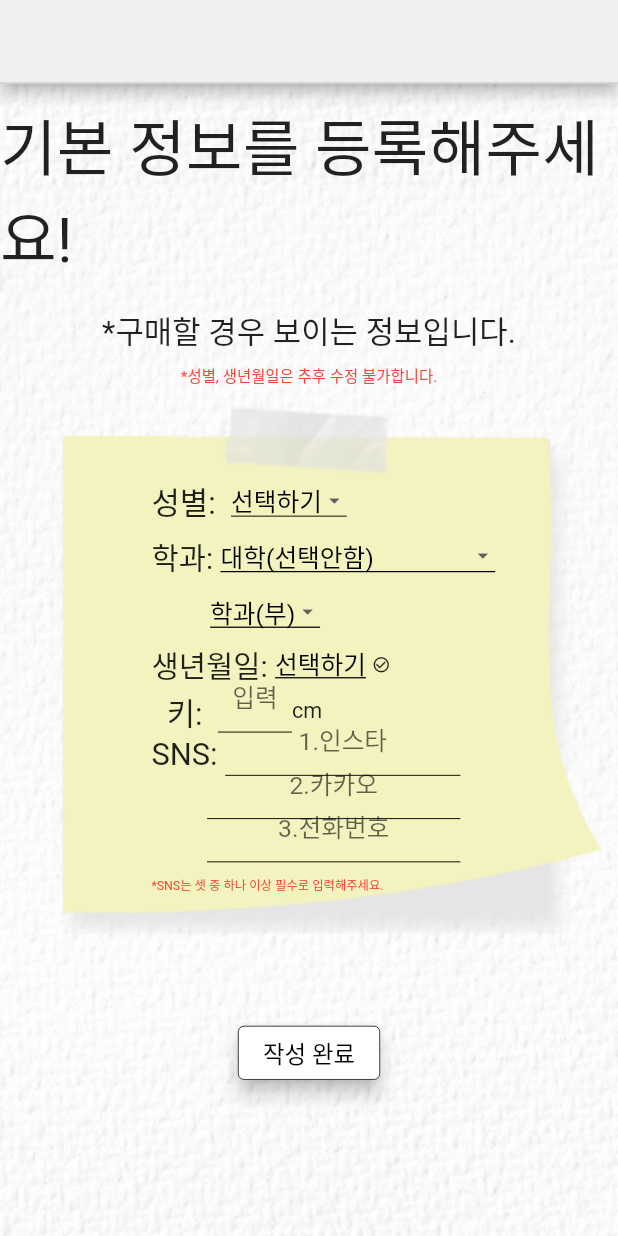
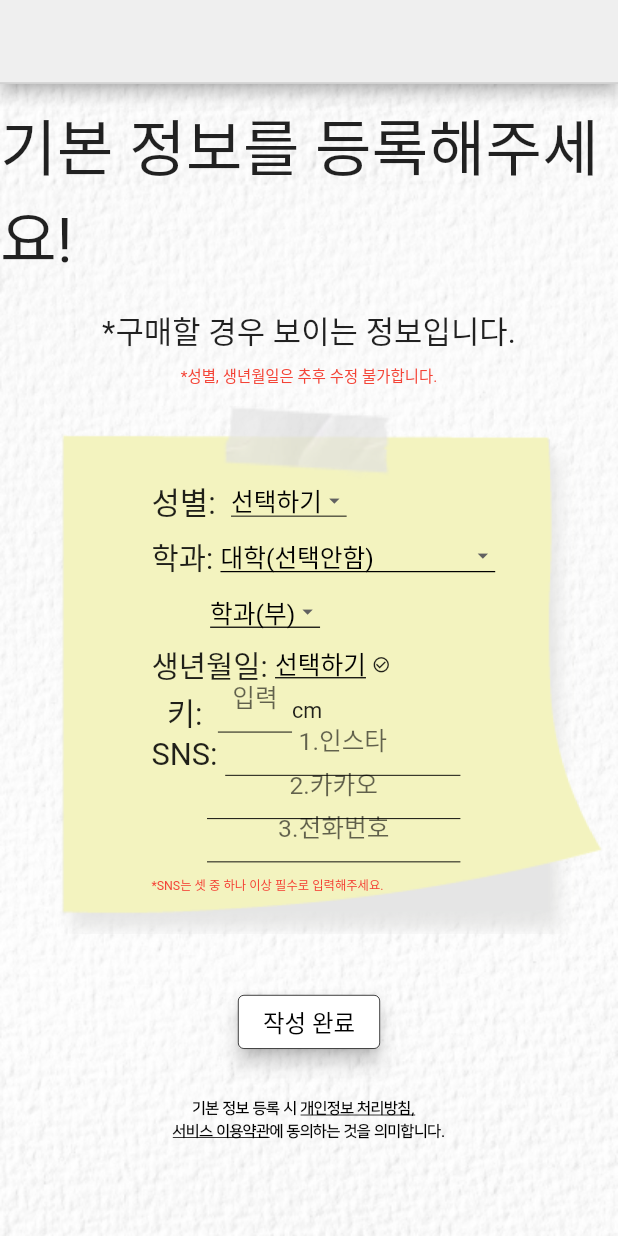
Before and after one commit to SoulTree-Lovers/SSU_Meet_FE, a Flutter app: the InputProfile screen opened directly, scrolled down 56 dp, on a phone screen of 412 x 824 dp. Run offline on Flutter 3.47's test engine with Material 2 defaults, Android fonts, the phone set to English and light mode, and no system bars; our stand-ins replace flutter_secure_storage; missing offline and left inert: bottom_picker; accounts and stored records are empty; Roboto replaces fonts that are missing (Nanum_Ogbice).

Commit message:
기본 정보 등록에서 개인정보동의 링크 텍스트 구현

```diff
--- a/ssu_meet/lib/my_page/modify_information.dart
+++ b/ssu_meet/lib/my_page/modify_information.dart
@@ -66,16 +66,16 @@ class _ModifyPageState extends State<ModifyPage> {
 
   // api 연동- GET 요청 함수
   void getOldProfile() async {
-    const url = 'http://localhost:8080/v1/members/mypage/modify';
+    const url = 'http://43.202.77.44:8080/v1/members/mypage/modify';
     print("함수 실행");
-    var token = await storage.read(key: "token");
+    var accessToken = await storage.read(key: "access_token");
 
     var response = await http.get(
       Uri.parse(url),
       headers: {
         'Content-Type': 'application/json; charset=UTF-8',
         'Accept': 'application/json',
-        'Authorization': 'Bearer $token',
+        'Authorization': 'Bearer $accessToken',
       },
     );
     print("응답 완료");
@@ -125,16 +125,16 @@ class _ModifyPageState extends State<ModifyPage> {
 
   // api 연동- 수정 완료 후 POST 요청 코드
   Future<void> sendModifiedProfileData(UserProfile newData) async {
-    const url = 'http://localhost:8080/v1/members/mypage/modify';
+    const url = 'http://43.202.77.44:8080/v1/members/mypage/modify';
 
-    var token = await storage.read(key: "token");
+    var accessToken = await storage.read(key: "access_token");
 
     final response = await http.post(
       Uri.parse(url),
       headers: {
         'Content-Type': 'application/json; charset=UTF-8',
         'Accept': 'application/json',
-        'Authorization': 'Bearer $token',
+        'Authorization': 'Bearer $accessToken',
       },
       body: json.encode(newData.toJson()),
     );
@@ -582,7 +582,7 @@ class _ModifyPageState extends State<ModifyPage> {
                           ),
                           Padding(
                             padding: EdgeInsets.only(
-                              top: screenWidth * 0.07,
+                              top: screenWidth * 0.02,
                             ),
                           ),
                           ElevatedButton(
--- a/ssu_meet/lib/pages/input_profile_page.dart
+++ b/ssu_meet/lib/pages/input_profile_page.dart
@@ -14,6 +14,8 @@ import 'package:ssu_meet/dialogs/alert_required_input.dialog.dart';
 import 'package:ssu_meet/dialogs/register_completed.dialog.dart';
 import 'package:http/http.dart' as http;
 
+import '../widgets/link_text.dart';
+
 class InputProfile extends StatefulWidget {
   const InputProfile({super.key});
 
@@ -25,6 +27,7 @@ class _InputProfile extends State<InputProfile> {
   List<String> genderList = ["선택하기", '남', '여'];
   List<DropdownMenuItem<Item>> collegeList = List.empty(growable: true);
   List<DropdownMenuItem<Item>> majorList = List.empty(growable: true);
+
   // List<String> birthYearList = List.empty(growable: true);
   // List<String> birthMonthList = List.empty(growable: true);
   // List<String> birthDayList = List.empty(growable: true);
@@ -34,36 +37,44 @@ class _InputProfile extends State<InputProfile> {
   bool isDateSelected = false;
   final formKey = GlobalKey<FormState>();
 
-  // api 연동 - POST 요청 함수
+  // api 연동 - 기본정보등록 POST 요청 함수
   Future<int> sendUserProfileData(UserProfile newUser) async {
-    var token = await storage.read(key: "token");
+    var accessToken = await storage.read(key: "access_token");
+    print(json.encode(newUser.toJson()));
 
-    print(json.encode(newUser.toJson()));
-    const url = 'http://localhost:8080/v1/members/new';
+    const url = 'http://43.202.77.44:8080/v1/members/new';
     final response = await http.post(
       Uri.parse(url),
       headers: {
         'Content-Type': 'application/json; charset=UTF-8',
         'Accept': 'application/json',
-        'Authorization': 'Bearer $token',
+        'Authorization': 'Bearer $accessToken',
       },
       body: json.encode(newUser.toJson()),
     );
 
-    // 한글 깨짐 현상 해결: utf8.decode(response.bodyBytes)를 사용하여 입력받기
+    final responseData = jsonDecode(utf8.decode(response.bodyBytes));
+    final isSuccess = responseData["status"];
+    final message = responseData["message"];
+    print(responseData);
+
     if (response.statusCode == 200) {
-      final responseData = jsonDecode(utf8.decode(response.bodyBytes));
-
-      if (responseData["status"] == "SUCCESS") {
-        print(responseData["message"]);
-        return 0;
+      if (isSuccess == "SUCCESS") {
+        // 기본 정보 등록 완료
+        return 1;
+      } else if (isSuccess == "ERROR") {
+        if (accessToken == null) {
+          // 엑세스 토큰이 없음. 로그인 api
+          return 2;
         } else {
-        print(responseData["message"]);
-        return 1;
+          // can't find user
+          return 3;
         }
+      }
+      return 4;
     } else {
       print('Failed to send data. Error: ${response.statusCode}');
-      return 2; // 네트워크 에러
+      return 5; // 네트워크 에러
     }
   }
 
@@ -95,6 +106,20 @@ class _InputProfile extends State<InputProfile> {
   Widget build(BuildContext context) {
     double screenHeight = MediaQuery.of(context).size.height;
     double screenWidth = MediaQuery.of(context).size.width;
+    List<LinkTextItem> linkTextItems = [
+      LinkTextItem(text: '     기본 정보 등록 시 '),
+      LinkTextItem(
+        text: '개인정보 처리방침,\n',
+        isLink: true,
+        onTap: () => print('개인정보 처리방침 페이지 보여주기'),
+      ),
+      LinkTextItem(
+        text: '서비스 이용약관',
+        isLink: true,
+        onTap: () => print('서비스 이용약관 페이지 보여주기'),
+      ),
+      LinkTextItem(text: '에 동의하는 것을 의미합니다.'),
+    ];
     return Scaffold(
       resizeToAvoidBottomInset: false,
       appBar: AppBar(
@@ -404,120 +429,6 @@ class _InputProfile extends State<InputProfile> {
                                         ),
                                       ),
                                     ),
-                                    /* Text(
-                                              "생년월일:  ",
-                                              style: TextStyle(
-                                                  fontFamily: "Nanum_Ogbice",
-                                                  fontSize: screenWidth * 0.05),
-                                            ),
-                                            DropdownButton<String>(
-                                              value: birthYear,
-                                              icon: const Icon(
-                                                  Icons.arrow_drop_down),
-                                              iconSize: screenWidth * 0.04,
-                                              underline: Container(
-                                                  height: screenHeight * 0.001,
-                                                  color: Colors.black),
-                                              style: DropdownTextStyle(
-                                                  screenWidth),
-                                              items: birthYearList.map<
-                                                  DropdownMenuItem<String>>(
-                                                    (String value) {
-                                                  return DropdownMenuItem<
-                                                      String>(
-                                                    value: value,
-                                                    child: Text(value),
-                                                  );
-                                                },
-                                              ).toList(),
-                                              onChanged: (newVal) {
-                                                setState(
-                                                      () {
-                                                        birthYear = newVal!;
-                                                    data.birthDate = newVal.substring(2,4);
-                                                  },
-                                                );
-                                              },
-                                            ),
-                                            Text(
-                                              "년  ",
-                                              style: TextStyle(
-                                                  fontFamily: "Nanum_Ogbice",
-                                                  fontSize: screenWidth * 0.04),
-                                            ),
-                                            DropdownButton<String>(
-                                              value: birthMonth,
-                                              icon: const Icon(
-                                                  Icons.arrow_drop_down),
-                                              iconSize: screenWidth * 0.04,
-                                              underline: Container(
-                                                  height: screenHeight * 0.001,
-                                                  color: Colors.black),
-                                              style: DropdownTextStyle(
-                                                  screenWidth
-                                              ),
-                                              items: birthMonthList.map<
-                                                  DropdownMenuItem<String>>(
-                                                    (String value) {
-                                                  return DropdownMenuItem<
-                                                      String>(
-                                                    value: value,
-                                                    child: Text(value),
-                                                  );
-                                                },
-                                              ).toList(),
-                                              onChanged: (newVal) {
-                                                setState(
-                                                      () {
-                                                    birthMonth = newVal!;
-                                                    },
-                                                );
-                                              },
-                                            ),
-                                            Text(
-                                              "월  ",
-                                              style: TextStyle(
-                                                  fontFamily: "Nanum_Ogbice",
-                                                  fontSize: screenWidth * 0.04),
-                                            ),
-                                            DropdownButton<String>(
-                                              value: birthDay,
-                                              icon: const Icon(
-                                                  Icons.arrow_drop_down),
-                                              iconSize: screenWidth * 0.04,
-                                              underline: Container(
-                                                  height: screenHeight * 0.001,
-                                                  color: Colors.black),
-                                              style: DropdownTextStyle(
-                                                  screenWidth),
-                                              items: birthDayList.map<
-                                                  DropdownMenuItem<String>>(
-                                                    (String value) {
-                                                  return DropdownMenuItem<
-                                                      String>(
-                                                    value: value,
-                                                    child: Text(value),
-                                                  );
-                                                },
-                                              ).toList(),
-                                              onChanged: (newVal) {
-                                                setState(
-                                                      () {
-                                                    birthDay = newVal!;
-                                                  },
-                                                );
-                                              },
-                                            ),
-                                            Text(
-                                              "일  ",
-                                              style: TextStyle(
-                                                  fontFamily: "Nanum_Ogbice",
-                                                  fontSize: screenWidth * 0.04),
-                                            ),
-                                          ],
-                                        ),
-                                      ),
-                                    ),*/
                                     SizedBox(
                                       width: screenWidth * 0.8,
                                       height: screenWidth * 0.07,
@@ -558,8 +469,7 @@ class _InputProfile extends State<InputProfile> {
                                               inputFormatters: [
                                                 FilteringTextInputFormatter(
                                                     RegExp('[0-9.]'),
-                                                  allow: true
-                                                )
+                                                    allow: true)
                                               ],
                                             ),
                                           ),
@@ -663,7 +573,7 @@ class _InputProfile extends State<InputProfile> {
                       ),
                       Padding(
                         padding: EdgeInsets.only(
-                          top: screenWidth * 0.07,
+                          top: screenWidth * 0.02,
                         ),
                       ),
                       ElevatedButton(
@@ -701,7 +611,8 @@ class _InputProfile extends State<InputProfile> {
                                 (data.instaId != '' ||
                                     data.kakaoId != '' ||
                                     data.phoneNumber != '')) {
-                              data.age = AgeCalculation(data.birthDate.toString().substring(2,8));
+                              data.age = AgeCalculation(
+                                  data.birthDate.toString().substring(2, 8));
                               print("필수 입력 요건이 충족됨");
                               // api 요청
                               sendUserProfileData(data).then((result) {
@@ -711,13 +622,28 @@ class _InputProfile extends State<InputProfile> {
                               });
                             } else {
                               //print("필수 입력 조건이 충족되지 않음");
-                              alertRequiredInput(context,screenWidth);
+                              alertRequiredInput(context, screenWidth);
                             }
                           } else {
                             // print("필수 입력 조건이 충족되지 않음");
-                            alertRequiredInput(context,screenWidth);
+                            alertRequiredInput(context, screenWidth);
                           }
                         },
+                      ),
+                      Padding(
+                        padding: EdgeInsets.only(
+                          top: screenWidth * 0.06,
+                        ),
+                      ),
+                      Center(
+                        child: RichText(
+                          text: TextSpan(
+                            children: <TextSpan>[
+                              for (int i = 0; i < linkTextItems.length; i++)
+                                getTextSpan(linkTextItems[i], screenWidth)
+                            ],
+                          ),
+                        ),
                       ),
                     ],
                   ),
--- /dev/null
+++ b/ssu_meet/lib/widgets/link_text.dart
@@ -0,0 +1,41 @@
+import 'package:flutter/gestures.dart';
+import 'package:flutter/material.dart';
+
+TextSpan getTextSpan(LinkTextItem item, double screenWidth) {
+  if (item.isLink) {
+    return TextSpan(
+      text: item.text,
+      style: TextStyle(
+        height: 1.5,
+        color: Colors.black,
+        fontSize: screenWidth * 0.025,
+        decoration: TextDecoration.underline,
+        fontFamily: "NanumSquareAc",
+        fontWeight: FontWeight.w700,
+      ),
+      recognizer: TapGestureRecognizer()..onTap = item.onTap,
+    );
+  } else {
+    return TextSpan(
+        text: item.text,
+        style: TextStyle(
+          height: 1.5,
+          color: Colors.black,
+          fontSize: screenWidth * 0.025,
+          fontFamily: "NanumSquareAc",
+          fontWeight: FontWeight.w700,
+        ));
+  }
+}
+
+class LinkTextItem {
+  String text; // 보여질 텍스트
+  bool isLink; // 링크 유무
+  Function()? onTap; //링크 클릭 시 이벤트
+
+  LinkTextItem({
+    required this.text,
+    this.isLink = false,
+    this.onTap,
+  });
+}
```
Lines whose indentation alone changed are shown as unchanged.
